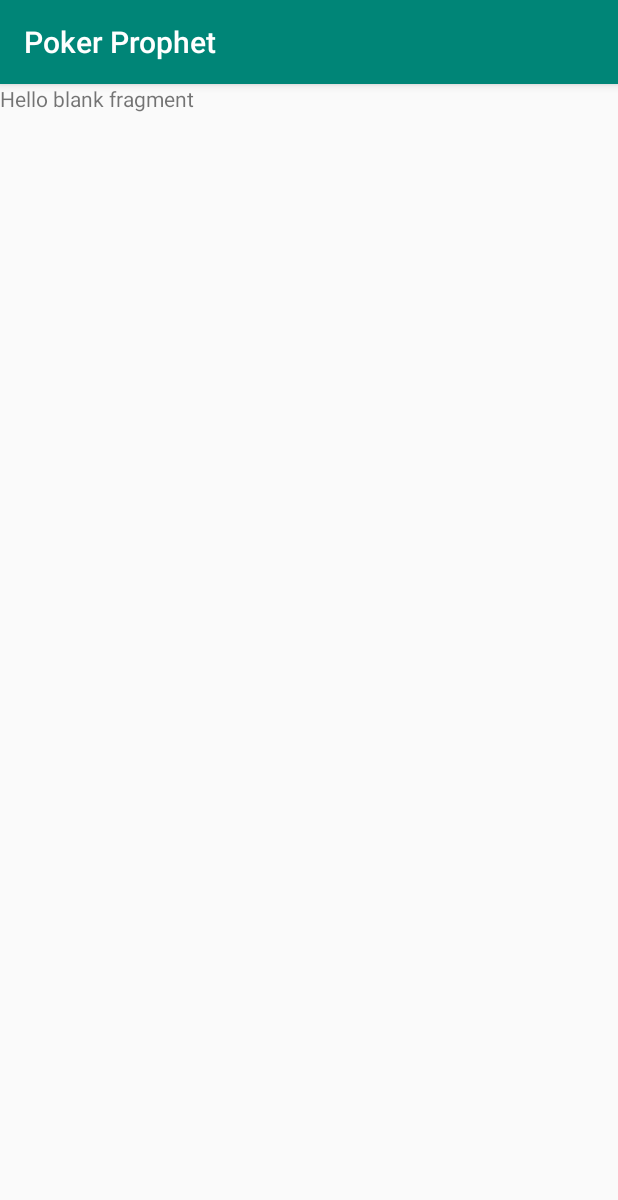
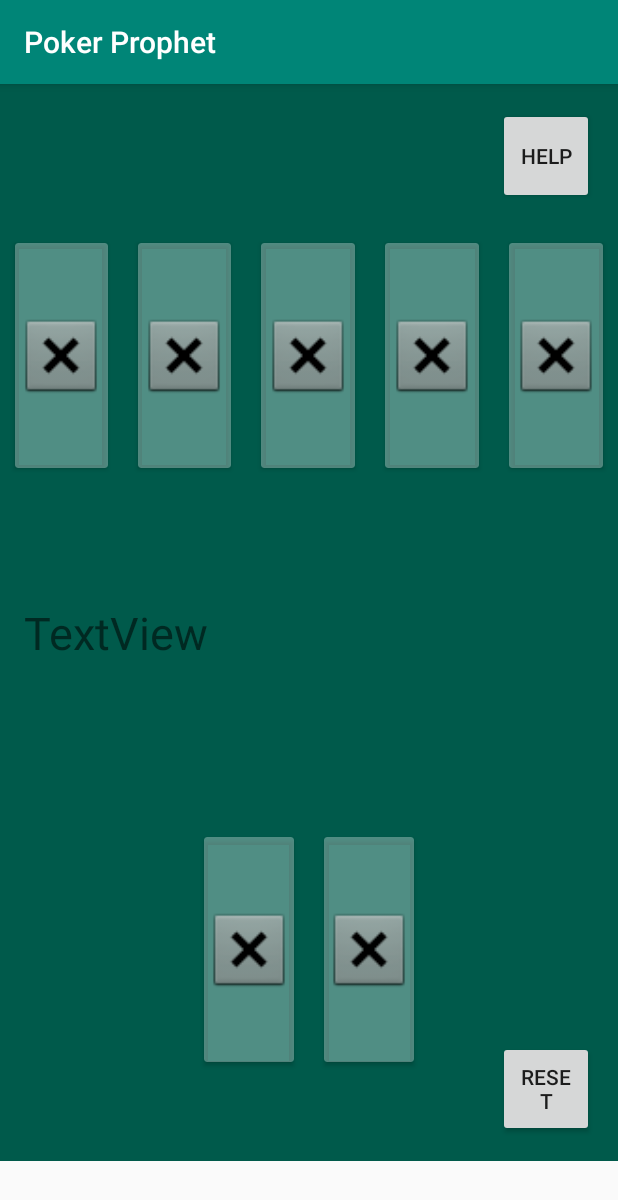
Before and after one commit to MoonLight-inc/Poker-Prophet, an Android app: the HoldemFragment screen opened through its navigation route, on a phone screen of 412 x 824 dp. Shown: the top 1200 px of the screen. Run offline under Robolectric (Android 15) with nearby library versions, the phone set to English and light mode, and no system bars; our stand-ins replace AdMob.

Commit message:
Card holder + holdem fragment

```diff
--- /dev/null
+++ b/app/src/main/res/layout/card_holder.xml
@@ -0,0 +1,16 @@
+<?xml version="1.0" encoding="utf-8"?>
+<com.google.android.material.card.MaterialCardView xmlns:android="http://schemas.android.com/apk/res/android"
+    xmlns:app="http://schemas.android.com/apk/res-auto"
+    android:layout_width="60dp"
+    android:layout_height="150dp"
+    android:layout_gravity="center"
+    app:cardBackgroundColor="#50FFFFFF">
+
+    <ImageView
+        android:id="@+id/imageView"
+        android:layout_width="60dp"
+        android:layout_height="150dp"
+        android:layout_gravity="center"
+        app:srcCompat="@android:drawable/btn_dialog" />
+
+</com.google.android.material.card.MaterialCardView>
--- a/app/src/main/res/layout/fragment_holdem.xml
+++ b/app/src/main/res/layout/fragment_holdem.xml
@@ -1,14 +1,134 @@
 <?xml version="1.0" encoding="utf-8"?>
-<FrameLayout xmlns:android="http://schemas.android.com/apk/res/android"
+<androidx.constraintlayout.widget.ConstraintLayout xmlns:android="http://schemas.android.com/apk/res/android"
+    xmlns:app="http://schemas.android.com/apk/res-auto"
     xmlns:tools="http://schemas.android.com/tools"
     android:layout_width="match_parent"
     android:layout_height="match_parent"
+    android:background="#005A4B"
     tools:context=".HoldemFragment">
 
-    <!-- TODO: Update blank fragment layout -->
+    <LinearLayout
+        android:id="@+id/linearLayout3"
+        android:layout_width="match_parent"
+        android:layout_height="200dp"
+        android:layout_marginTop="16dp"
+        android:baselineAligned="false"
+        android:orientation="horizontal"
+        app:layout_constraintTop_toBottomOf="@+id/rules_btn">
+
+        <include
+            android:id="@+id/table1"
+            layout="@layout/card_holder"
+            android:layout_width="wrap_content"
+            android:layout_height="wrap_content"
+            android:layout_margin="10dp"
+            android:layout_weight="1"
+            android:rotation="40" />
+
+        <include
+            android:id="@+id/table2"
+            layout="@layout/card_holder"
+            android:layout_width="wrap_content"
+            android:layout_height="wrap_content"
+            android:layout_margin="10dp"
+            android:layout_weight="1" />
+
+        <include
+            android:id="@+id/table3"
+            layout="@layout/card_holder"
+            android:layout_width="wrap_content"
+            android:layout_height="wrap_content"
+            android:layout_margin="10dp"
+            android:layout_weight="1" />
+
+        <include
+            android:id="@+id/table4"
+            layout="@layout/card_holder"
+            android:layout_width="wrap_content"
+            android:layout_height="wrap_content"
+            android:layout_margin="10dp"
+            android:layout_weight="1" />
+
+        <include
+            android:id="@+id/table5"
+            layout="@layout/card_holder"
+            android:layout_width="wrap_content"
+            android:layout_height="wrap_content"
+            android:layout_margin="10dp"
+            android:layout_weight="1" />
+    </LinearLayout>
+
+    <LinearLayout
+        android:layout_width="wrap_content"
+        android:layout_height="wrap_content"
+        android:baselineAligned="false"
+
+        android:gravity="center"
+        android:orientation="horizontal"
+        android:showDividers="middle|beginning|end|none"
+        app:layout_constraintBottom_toBottomOf="parent"
+        app:layout_constraintEnd_toEndOf="parent"
+        app:layout_constraintStart_toStartOf="parent"
+        app:layout_constraintTop_toTopOf="@+id/guideline">
+
+        <include
+            android:id="@+id/hand1"
+            layout="@layout/card_holder"
+            android:layout_width="60dp"
+            android:layout_height="150dp"
+            android:layout_weight="1"
+            android:layout_margin="10dp"/>
+
+        <include
+            android:id="@+id/hand2"
+            layout="@layout/card_holder"
+            android:layout_width="60dp"
+            android:layout_height="150dp"
+            android:layout_weight="1"
+            android:layout_margin="10dp"/>
+    </LinearLayout>
+
+    <androidx.constraintlayout.widget.Guideline
+        android:id="@+id/guideline"
+        android:layout_width="wrap_content"
+        android:layout_height="wrap_content"
+        android:orientation="horizontal"
+        app:layout_constraintGuide_end="283dp" />
+
+    <Button
+        android:id="@+id/rules_btn"
+        android:layout_width="64dp"
+        android:layout_height="64dp"
+        android:layout_marginTop="16dp"
+        android:layout_marginEnd="16dp"
+        android:text="Help"
+        app:layout_constraintEnd_toEndOf="parent"
+        app:layout_constraintTop_toTopOf="parent" />
+
+    <Button
+        android:id="@+id/reset_btn"
+        android:layout_width="64dp"
+        android:layout_height="64dp"
+        android:layout_marginEnd="16dp"
+        android:layout_marginBottom="16dp"
+        android:text="RESET"
+        app:layout_constraintBottom_toBottomOf="parent"
+        app:layout_constraintEnd_toEndOf="parent" />
+
     <TextView
-        android:layout_width="match_parent"
-        android:layout_height="match_parent"
-        android:text="@string/hello_blank_fragment" />
+        android:id="@+id/textView"
+        android:layout_width="0dp"
+        android:layout_height="wrap_content"
+        android:layout_marginStart="16dp"
+        android:layout_marginTop="16dp"
+        android:layout_marginEnd="16dp"
+        android:layout_marginBottom="16dp"
+        android:text="TextView"
+        android:textSize="30sp"
+        app:layout_constraintBottom_toTopOf="@+id/guideline"
+        app:layout_constraintEnd_toEndOf="parent"
+        app:layout_constraintHorizontal_bias="0.0"
+        app:layout_constraintStart_toStartOf="parent"
+        app:layout_constraintTop_toBottomOf="@+id/linearLayout3" />
 
-</FrameLayout>
+</androidx.constraintlayout.widget.ConstraintLayout>
```
